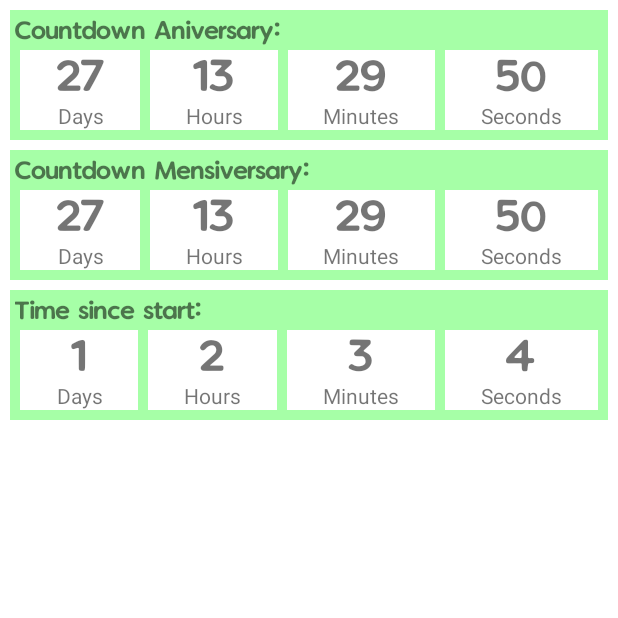
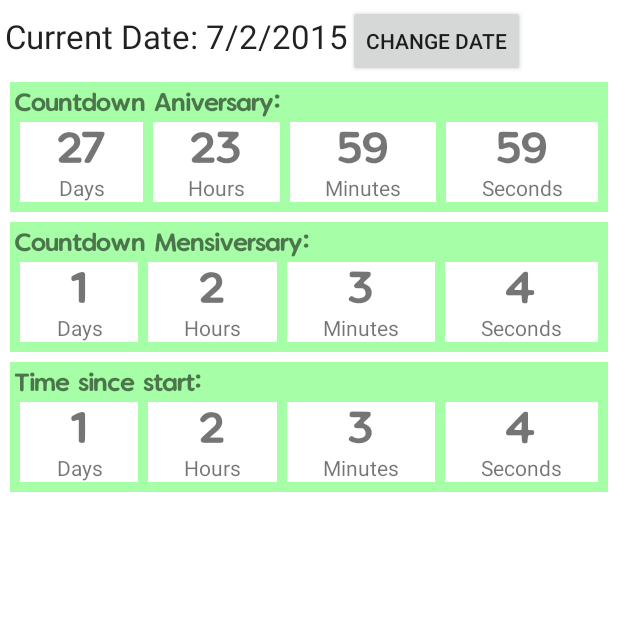
Before and after one commit to TobiMayr/hugie, an Android app: the fragment OtherFragment shown on its own in the app's theme, on a phone screen of 412 x 824 dp, the top half of it. Run offline under Robolectric (Android 15) with nearby library versions, the phone set to English and light mode, and no system bars.

Commit message:
added datePicker

```diff
--- a/app/src/main/java/com/example/tobi/hugie/OtherFragment.java
+++ b/app/src/main/java/com/example/tobi/hugie/OtherFragment.java
@@ -3,16 +3,16 @@ package com.example.tobi.hugie;
 import android.os.Bundle;
 import android.os.CountDownTimer;
 import android.support.annotation.Nullable;
-import android.util.Log;
 import android.view.LayoutInflater;
 import android.view.View;
 import android.view.ViewGroup;
+import android.widget.Button;
 import android.widget.Chronometer;
+import android.widget.DatePicker;
 import android.widget.TextView;
 
 import java.util.Calendar;
 import java.util.concurrent.TimeUnit;
-import android.os.Handler;
 
 /**
  * Created by tobi on 28.12.16.
@@ -22,9 +22,6 @@ public class OtherFragment extends android.app.Fragment{
 
     private View otherFragmentView;
     private Chronometer chCountdownSince;
-    int year = 2015;
-    int month = 1;
-    int day = 7;
     final long ALMOST_YEAR= 1000*60*60*24*300;
     final long ALMOST_MONTH= 1000*60*60*24*27;
     private TextView daysAni;
@@ -39,6 +36,23 @@ public class OtherFragment extends android.app.Fragment{
     private TextView hoursSince;
     private TextView minutesSince;
     private TextView secondsSince;
+    private int year;
+    private int month;
+    private int day;
+    Calendar endCalendar = Calendar.getInstance();
+    long startMillis;
+    long endMillis;
+    long totalMillis;
+    long totalMillisMonth;
+    long totalMillisYear;
+    CountDownTimer cdtm;
+    CountDownTimer cdt;
+
+
+    DatePicker picker;
+    Button displayDate;
+    TextView currentDateLbl;
+    boolean calendarOpen = false;
 
     @Nullable
     @Override
@@ -58,17 +72,24 @@ public class OtherFragment extends android.app.Fragment{
         hoursSince = (TextView) otherFragmentView.findViewById(R.id.hours_since);
         minutesSince = (TextView) otherFragmentView.findViewById(R.id.minutes_since);
         secondsSince = (TextView) otherFragmentView.findViewById(R.id.seconds_since);
+
         year = 2015;
         month = 1;
         day = 7;
-
-        Calendar endCalendar = Calendar.getInstance();
         endCalendar.set(year, month, day, 0, 0, 0);
 
-        long startMillis = System.currentTimeMillis(); //get the start time in milliseconds
-        long endMillis = endCalendar.getTimeInMillis(); //get the end time in milliseconds
-        long totalMillis = (endMillis - startMillis); //total time in milliseconds
+        startMillis = System.currentTimeMillis(); //get the start time in milliseconds
+        endMillis = endCalendar.getTimeInMillis(); //get the end time in milliseconds
+        totalMillis = (endMillis - startMillis); //total time in milliseconds
+        totalMillisYear = getMissingMilliesAni();
+        totalMillisMonth = getMissingMilliesMens();
 
+        currentDateLbl =(TextView) otherFragmentView.findViewById(R.id.lblDate);
+        picker=(DatePicker)otherFragmentView.findViewById(R.id.dpResult);
+        displayDate=(Button)otherFragmentView.findViewById(R.id.btnChangeDate);
+
+        picker.updateDate(year, month, day);
+        currentDateLbl.setText(getCurrentDate());
         chCountdownSince.setBase(endMillis);
 
         chCountdownSince.setOnChronometerTickListener(new Chronometer.OnChronometerTickListener() {
@@ -93,36 +114,8 @@ public class OtherFragment extends android.app.Fragment{
         });
         chCountdownSince.start();
 
-        for (long i = totalMillis; i < 0; i+=ALMOST_YEAR) {
-            if (totalMillis < 0){
-                endCalendar.set(++year, month, day);
-                endMillis = endCalendar.getTimeInMillis();
-                totalMillis = (endMillis - startMillis);
-            }
-            else
-                break;
-        }
 
-        long endMillisMonth = endMillis;
-        long totalMillisMonth = totalMillis;
-
-        for (long i = totalMillisMonth; i < 0 || i > ALMOST_MONTH; i-=ALMOST_MONTH) {
-            if (totalMillisMonth > ALMOST_MONTH){
-                endCalendar.set(year, --month, day);
-                endMillisMonth = endCalendar.getTimeInMillis();
-                totalMillisMonth = (endMillisMonth - startMillis);
-            }
-            else
-                break;
-            if (totalMillisMonth < 0){
-                endCalendar.set(year, ++month, day);
-                endMillisMonth = endCalendar.getTimeInMillis();
-                totalMillisMonth = (endMillisMonth - startMillis);
-                break;
-            }
-        }
-
-        CountDownTimer cdt = new CountDownTimer(totalMillis, 1000) {
+        cdt = new CountDownTimer(totalMillisYear, 1000) {
             @Override
             public void onTick(long millisUntilFinished) {
                 long days = TimeUnit.MILLISECONDS.toDays(millisUntilFinished);
@@ -147,7 +140,7 @@ public class OtherFragment extends android.app.Fragment{
         };
         cdt.start();
 
-        CountDownTimer cdtm = new CountDownTimer(totalMillisMonth, 1000) {
+        cdtm = new CountDownTimer(totalMillisMonth, 1000) {
             @Override
             public void onTick(long millisUntilFinished) {
                 long days = TimeUnit.MILLISECONDS.toDays(millisUntilFinished);
@@ -172,6 +165,82 @@ public class OtherFragment extends android.app.Fragment{
         };
         cdtm.start();
 
+        displayDate.setOnClickListener(new View.OnClickListener(){
+            @Override
+            public void onClick(View view) {
+                if (calendarOpen){
+                    picker.setVisibility(View.GONE);
+                    currentDateLbl.setText(getCurrentDate());
+                    endCalendar.set(year, month, day, 0, 0, 0);
+                    endMillis = endCalendar.getTimeInMillis();
+                    totalMillis = (endMillis - startMillis);
+                    chCountdownSince.setBase(endMillis);
+                    totalMillisYear = getMissingMilliesAni();
+                    totalMillisMonth = getMissingMilliesMens();
+                    cdt.start();
+                    cdtm.start();
+                    calendarOpen = false;
+                }
+                else {
+                    picker.setVisibility(View.VISIBLE);
+                    calendarOpen = true;
+                }
+            }
+        });
+
         return otherFragmentView;
     }
+
+    public String getCurrentDate(){
+        StringBuilder builder = new StringBuilder();
+        builder.append("Current Date: ");
+        builder.append(picker.getDayOfMonth() + "/");
+        builder.append((picker.getMonth() + 1) + "/");//month is 0 based
+        builder.append(picker.getYear());
+        day = picker.getDayOfMonth();
+        month = picker.getMonth();
+        year = picker.getYear();
+        return builder.toString();
+    }
+
+    public long getMissingMilliesMens(){
+        long endMillisMonth;
+        long totalMillisTemp = totalMillis;
+        int monthTemp = month;
+        Calendar endCalendarTemp = Calendar.getInstance();
+
+        for (long i = totalMillisTemp; i < 0 || i > ALMOST_MONTH; i-=ALMOST_MONTH) {
+            if (totalMillisTemp > ALMOST_MONTH){
+                endCalendarTemp.set(year, --monthTemp, day);
+                endMillisMonth = endCalendarTemp.getTimeInMillis();
+                totalMillisTemp = (endMillisMonth - startMillis);
+            }
+            else
+                break;
+            if (totalMillisTemp < 0){
+                endCalendarTemp.set(year, ++monthTemp, day);
+                endMillisMonth = endCalendarTemp.getTimeInMillis();
+                totalMillisTemp = (endMillisMonth - startMillis);
+                break;
+            }
+        }
+        return  totalMillisTemp;
+    }
+
+    public long getMissingMilliesAni(){
+        long totalMillisTemp = totalMillis;
+        Calendar endCalendarTemp = Calendar.getInstance();
+        int yearTemp = year;
+
+        for (long i = totalMillisTemp; i < 0; i+=ALMOST_YEAR) {
+            if (totalMillisTemp < 0){
+                endCalendarTemp.set(++yearTemp, month, day);
+                long endMillisTemp = endCalendarTemp.getTimeInMillis();
+                totalMillisTemp = (endMillisTemp - startMillis);
+            }
+            else
+                break;
+        }
+        return totalMillisTemp;
+    }
 }
--- a/app/src/main/res/layout/fragment_other.xml
+++ b/app/src/main/res/layout/fragment_other.xml
@@ -4,6 +4,39 @@
     android:layout_height="match_parent"
     xmlns:app="http://schemas.android.com/apk/res-auto"
     android:layout_margin="3dp">
+
+    <LinearLayout
+        android:layout_width="fill_parent"
+        android:layout_height="wrap_content"
+        android:orientation="vertical" >
+
+        <LinearLayout
+            android:layout_width="fill_parent"
+            android:layout_height="wrap_content"
+            android:orientation="horizontal" >
+
+            <TextView
+                android:id="@+id/lblDate"
+                android:layout_width="wrap_content"
+                android:layout_height="wrap_content"
+                android:text="Current Date (D-M-YYYY): "
+                android:textAppearance="?android:attr/textAppearanceLarge" />
+
+            <Button
+                android:id="@+id/btnChangeDate"
+                android:layout_width="wrap_content"
+                android:layout_height="wrap_content"
+                android:text="Change Date" />
+
+        </LinearLayout>
+
+        <DatePicker
+            android:id="@+id/dpResult"
+            android:layout_width="wrap_content"
+            android:layout_height="wrap_content"
+            android:visibility="gone"/>
+
+    </LinearLayout>
 
     <LinearLayout
         android:orientation="vertical"
@@ -241,7 +274,7 @@
                 android:layout_margin="3dp">
 
                 <com.example.tobi.hugie.FontTextView
-                app:font_type="vanilla_extract"
+                    app:font_type="vanilla_extract"
                     android:text="4"
                     android:layout_width="match_parent"
                     android:layout_height="wrap_content"
```
